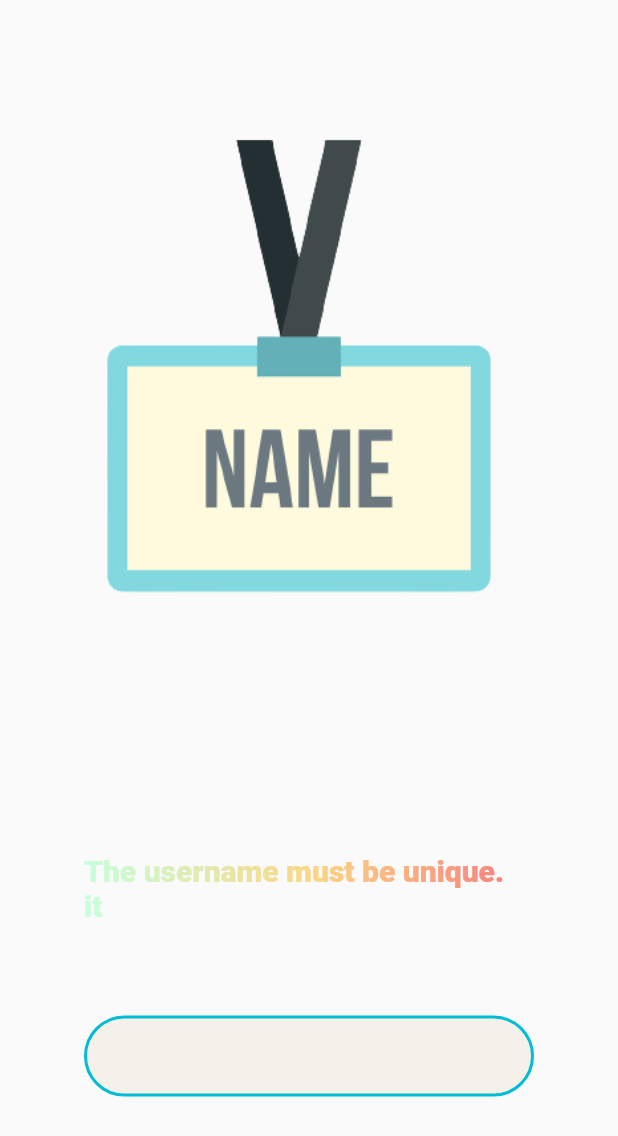
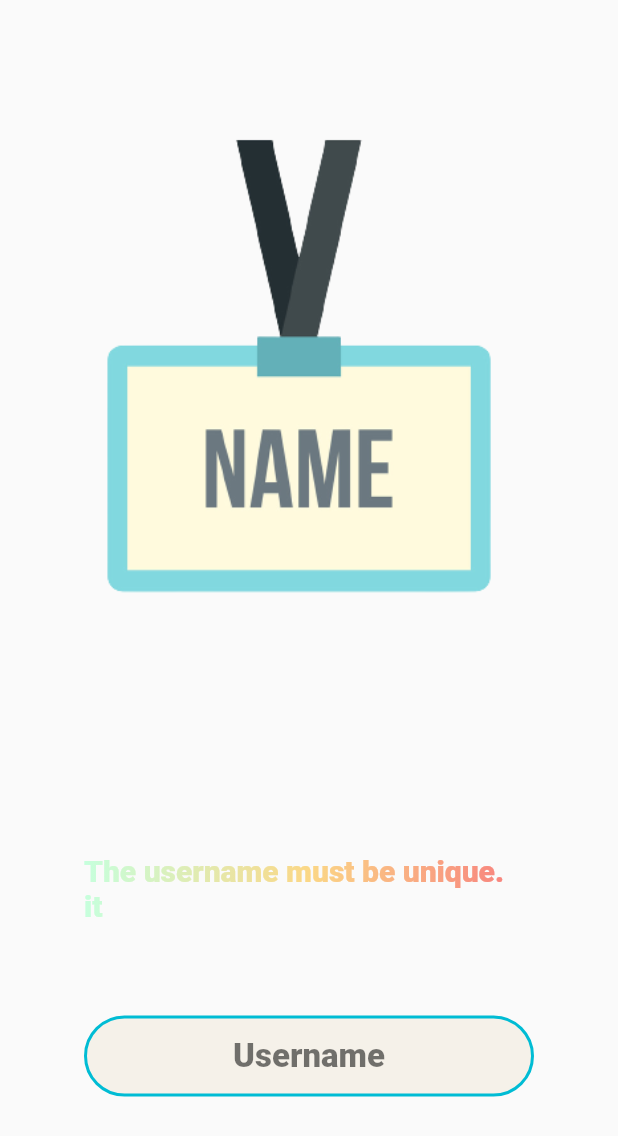
Before and after one commit to rutvikbodar/Sign-up-animation, a Flutter app: what username_widget() shows on an empty page, opened directly, on a phone screen of 412 x 824 dp. Shown: the top 1136 px of the screen. Run offline on Flutter 3.47's test engine with Material 2 defaults, Android fonts, the phone set to English and light mode, and no system bars.

Commit message:
Animated textfield complete

```diff
--- a/lib/username_widget.dart
+++ b/lib/username_widget.dart
@@ -23,7 +23,7 @@ class _username_widgetState extends State<username_widget> {
             width: 300,
             child: const TextField(
               textAlign: TextAlign.center,
-              decoration: InputDecoration(border: InputBorder.none),
+              decoration: InputDecoration(border: InputBorder.none,hintText: "Username",hintStyle: TextStyle(color: Colors.black54,)),
               style: TextStyle(color: Colors.black54,fontWeight: FontWeight.w900,fontSize: 22),
             ),
           ),
```
